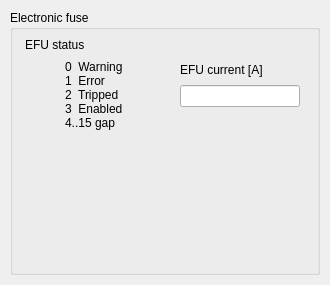
Before: the Qt Designer form qt/ecmcMO1918-0000_expert.ui in anderssandstrom/ecmccfg, drawn with Qt 5.
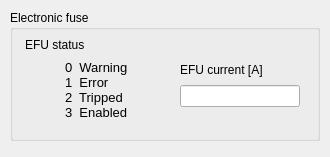
After: the same form once the commit is applied. Custom widgets are drawn as their Qt base class.

```diff
--- a/qt/ecmcMO1918-0000_expert.ui
+++ b/qt/ecmcMO1918-0000_expert.ui
@@ -2,33 +2,91 @@
 <ui version="4.0">
  <class>Form</class>
  <widget class="QWidget" name="Form">
-  <property name="geometry"><rect><x>0</x><y>0</y><width>330</width><height>285</height></rect></property>
-  <property name="windowTitle"><string>MO1918 expert</string></property>
+  <property name="geometry">
+   <rect>
+    <x>0</x>
+    <y>0</y>
+    <width>330</width>
+    <height>157</height>
+   </rect>
+  </property>
+  <property name="windowTitle">
+   <string>MO1918 expert</string>
+  </property>
   <widget class="QGroupBox" name="efuGroup">
-   <property name="geometry"><rect><x>10</x><y>10</y><width>310</width><height>265</height></rect></property>
-   <property name="title"><string>Electronic fuse</string></property>
+   <property name="geometry">
+    <rect>
+     <x>10</x>
+     <y>10</y>
+     <width>310</width>
+     <height>131</height>
+    </rect>
+   </property>
+   <property name="title">
+    <string>Electronic fuse</string>
+   </property>
    <widget class="QLabel" name="statusLabel">
     <property name="geometry"><rect><x>15</x><y>25</y><width>85</width><height>20</height></rect></property>
     <property name="text"><string>EFU status</string></property>
    </widget>
    <widget class="caByte" name="efuStat">
-    <property name="geometry"><rect><x>20</x><y>50</y><width>24</width><height>185</height></rect></property>
-    <property name="toolTip"><string>Bits 0 through 15 from top to bottom</string></property>
-    <property name="channel" stdset="0"><string notr="true">$(IOC):m$(MasterID)s$(SlaveID)-EFU-Stat</string></property>
-    <property name="direction"><enum>caByte::Down</enum></property>
-    <property name="startBit"><number>0</number></property>
-    <property name="endBit"><number>15</number></property>
-    <property name="colorMode"><enum>caByte::Static</enum></property>
-    <property name="foreground" stdset="0"><color><red>0</red><green>85</green><blue>0</blue></color></property>
+    <property name="geometry">
+     <rect>
+      <x>20</x>
+      <y>50</y>
+      <width>24</width>
+      <height>61</height>
+     </rect>
+    </property>
+    <property name="toolTip">
+     <string>Bits 0 through 15 from top to bottom</string>
+    </property>
+    <property name="channel" stdset="0">
+     <string notr="true">$(IOC):m$(MasterID)s$(SlaveID)-EFU-Stat</string>
+    </property>
+    <property name="direction">
+     <enum>caByte::Down</enum>
+    </property>
+    <property name="startBit">
+     <number>0</number>
+    </property>
+    <property name="endBit">
+     <number>3</number>
+    </property>
+    <property name="colorMode">
+     <enum>caByte::Static</enum>
+    </property>
+    <property name="foreground" stdset="0">
+     <color>
+      <red>0</red>
+      <green>85</green>
+      <blue>0</blue>
+     </color>
+    </property>
    </widget>
    <widget class="QLabel" name="statusBits">
-    <property name="geometry"><rect><x>55</x><y>50</y><width>130</width><height>185</height></rect></property>
-    <property name="text"><string>0  Warning
+    <property name="geometry">
+     <rect>
+      <x>55</x>
+      <y>50</y>
+      <width>130</width>
+      <height>61</height>
+     </rect>
+    </property>
+    <property name="font">
+     <font>
+      <pointsize>10</pointsize>
+     </font>
+    </property>
+    <property name="text">
+     <string>0  Warning
 1  Error
 2  Tripped
-3  Enabled
-4..15 gap</string></property>
-    <property name="alignment"><set>Qt::AlignLeading|Qt::AlignLeft|Qt::AlignTop</set></property>
+3  Enabled</string>
+    </property>
+    <property name="alignment">
+     <set>Qt::AlignLeading|Qt::AlignLeft|Qt::AlignTop</set>
+    </property>
    </widget>
    <widget class="QLabel" name="currentLabel">
     <property name="geometry"><rect><x>170</x><y>50</y><width>120</width><height>20</height></rect></property>
@@ -42,8 +100,16 @@
   </widget>
  </widget>
  <customwidgets>
-  <customwidget><class>caByte</class><extends>QWidget</extends><header>caByte</header></customwidget>
-  <customwidget><class>caLineEdit</class><extends>QLineEdit</extends><header>caLineEdit</header></customwidget>
+  <customwidget>
+   <class>caLineEdit</class>
+   <extends>QLineEdit</extends>
+   <header>caLineEdit</header>
+  </customwidget>
+  <customwidget>
+   <class>caByte</class>
+   <extends>QWidget</extends>
+   <header>caByte</header>
+  </customwidget>
  </customwidgets>
  <resources/>
  <connections/>
```
Left out of the diff: 43 changed lines with no effect on the pictures.
